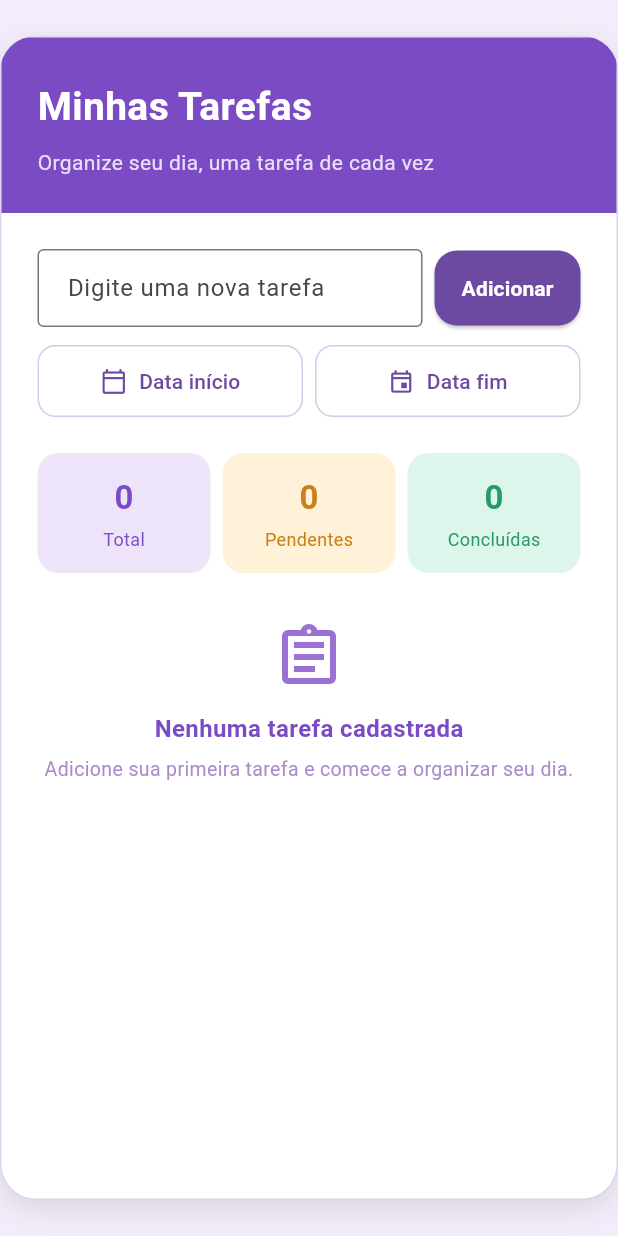
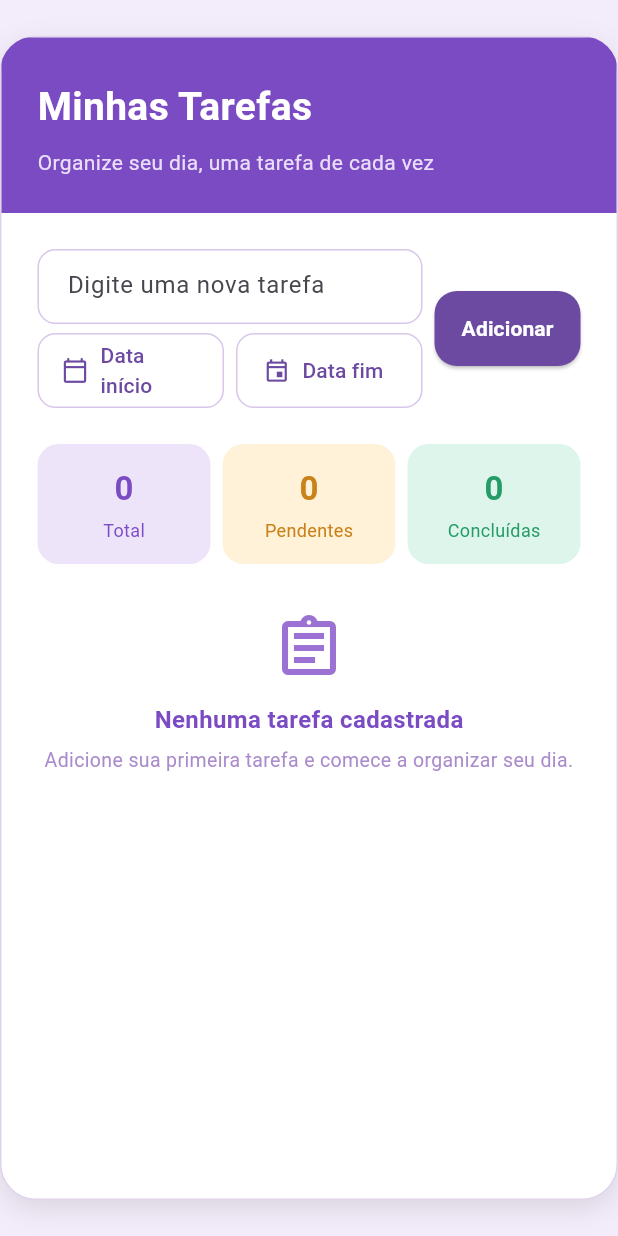
Before and after one commit to anapaula-sds/app_tarefas_web, a Flutter app: the screen it shows after launch, on a phone screen of 412 x 824 dp. Run offline on Flutter 3.47's test engine with Material 3 defaults, Android fonts, the light colour scheme and no system bars.

Commit message:
style: ajusta alinhamento dos campos de tarefa

```diff
--- a/lib/pages/home_page.dart
+++ b/lib/pages/home_page.dart
@@ -310,19 +310,54 @@ class _HomePageState extends State<HomePage> {
 
                     child: Column(
                       children: [
-                        // Campo de nova tarefa + botão adicionar.
+                        // Área de cadastro da nova tarefa.
                         Row(
+                          crossAxisAlignment: CrossAxisAlignment.center,
                           children: [
+                            // Campo de tarefa e datas.
                             Expanded(
+                              child: Column(
+                                children: [
+                                  // Campo para digitar a nova tarefa.
+                                  SizedBox(
+                                    height: 50,
                                     child: TextField(
                                       controller: _taskController,
 
-                                decoration: const InputDecoration(
+                                      decoration: InputDecoration(
                                         hintText: 'Digite uma nova tarefa',
-                                  border: OutlineInputBorder(),
-                                  contentPadding: EdgeInsets.symmetric(
+
+                                        contentPadding:
+                                            const EdgeInsets.symmetric(
                                           horizontal: 16,
                                           vertical: 14,
+                                        ),
+
+                                        // Mantém a mesma cor de borda
+                                        // utilizada nos campos de data.
+                                        border: OutlineInputBorder(
+                                          borderRadius:
+                                              BorderRadius.circular(12),
+                                          borderSide: const BorderSide(
+                                            color: Color(0xFFD8C7EA),
+                                          ),
+                                        ),
+
+                                        enabledBorder: OutlineInputBorder(
+                                          borderRadius:
+                                              BorderRadius.circular(12),
+                                          borderSide: const BorderSide(
+                                            color: Color(0xFFD8C7EA),
+                                          ),
+                                        ),
+
+                                        focusedBorder: OutlineInputBorder(
+                                          borderRadius:
+                                              BorderRadius.circular(12),
+                                          borderSide: const BorderSide(
+                                            color: Color(0xFF7B4BC4),
+                                            width: 1.5,
+                                          ),
                                         ),
                                       ),
 
@@ -332,79 +367,50 @@ class _HomePageState extends State<HomePage> {
                                     ),
                                   ),
 
-                            const SizedBox(width: 8),
-
-                            SizedBox(
-                              height: 50,
-
-                              child: ElevatedButton(
-                                onPressed: _addTask,
-
-                                style: ElevatedButton.styleFrom(
-                                  backgroundColor: const Color(
-                                    0xFF6D4AA2,
-                                  ),
-
-                                  foregroundColor: Colors.white,
-
-                                  padding: const EdgeInsets.symmetric(
-                                    horizontal: 18,
-                                  ),
-
-                                  shape: RoundedRectangleBorder(
-                                    borderRadius: BorderRadius.circular(
-                                      15,
-                                    ),
-                                  ),
-                                ),
-
-                                child: const Text(
-                                  'Adicionar',
-                                  style: TextStyle(
-                                    fontWeight: FontWeight.w600,
-                                  ),
-                                ),
-                              ),
-                            ),
-                          ],
-                        ),
-
-                        const SizedBox(height: 12),
+                                  const SizedBox(height: 6),
 
                                   // Seleção de data inicial e data final.
                                   Row(
                                     children: [
                                       Expanded(
+                                        child: SizedBox(
+                                          height: 50,
                                           child: OutlinedButton.icon(
                                             onPressed: _selectStartDate,
 
                                             icon: const Icon(
-                                  Icons.calendar_today_outlined,
+                                              Icons
+                                                  .calendar_today_outlined,
                                               size: 18,
                                             ),
 
                                             label: Text(
                                               _startDate == null
                                                   ? 'Data início'
-                                      : _formatDate(_startDate!),
+                                                  : _formatDate(
+                                                      _startDate!,
+                                                    ),
                                             ),
 
-                                style: OutlinedButton.styleFrom(
-                                  foregroundColor: const Color(
+                                            style:
+                                                OutlinedButton.styleFrom(
+                                              foregroundColor:
+                                                  const Color(
                                                 0xFF6D4AA2,
                                               ),
 
                                               side: const BorderSide(
-                                    color: Color(0xFFD8C7EA),
+                                                color: Color(
+                                                  0xFFD8C7EA,
+                                                ),
                                               ),
 
-                                  padding: const EdgeInsets.symmetric(
-                                    vertical: 14,
+                                              shape:
+                                                  RoundedRectangleBorder(
+                                                borderRadius:
+                                                    BorderRadius.circular(
+                                                  12,
                                                 ),
-
-                                  shape: RoundedRectangleBorder(
-                                    borderRadius: BorderRadius.circular(
-                                      12,
                                               ),
                                             ),
                                           ),
@@ -414,6 +420,8 @@ class _HomePageState extends State<HomePage> {
                                       const SizedBox(width: 8),
 
                                       Expanded(
+                                        child: SizedBox(
+                                          height: 50,
                                           child: OutlinedButton.icon(
                                             onPressed: _selectEndDate,
 
@@ -425,26 +433,74 @@ class _HomePageState extends State<HomePage> {
                                             label: Text(
                                               _endDate == null
                                                   ? 'Data fim'
-                                      : _formatDate(_endDate!),
+                                                  : _formatDate(
+                                                      _endDate!,
+                                                    ),
                                             ),
 
-                                style: OutlinedButton.styleFrom(
-                                  foregroundColor: const Color(
+                                            style:
+                                                OutlinedButton.styleFrom(
+                                              foregroundColor:
+                                                  const Color(
                                                 0xFF6D4AA2,
                                               ),
 
                                               side: const BorderSide(
-                                    color: Color(0xFFD8C7EA),
+                                                color: Color(
+                                                  0xFFD8C7EA,
+                                                ),
                                               ),
 
-                                  padding: const EdgeInsets.symmetric(
-                                    vertical: 14,
+                                              shape:
+                                                  RoundedRectangleBorder(
+                                                borderRadius:
+                                                    BorderRadius.circular(
+                                                  12,
+                                                ),
+                                              ),
+                                            ),
+                                          ),
+                                        ),
+                                      ),
+                                    ],
+                                  ),
+                                ],
+                              ),
+                            ),
+
+                            const SizedBox(width: 8),
+
+                            // Botão mantém o mesmo tamanho,
+                            // centralizado entre as duas linhas de entrada.
+                            SizedBox(
+                              height: 50,
+                              child: ElevatedButton(
+                                onPressed: _addTask,
+
+                                style: ElevatedButton.styleFrom(
+                                  backgroundColor: const Color(
+                                    0xFF6D4AA2,
+                                  ),
+
+                                  foregroundColor: Colors.white,
+
+                                  padding:
+                                      const EdgeInsets.symmetric(
+                                    horizontal: 18,
                                   ),
 
                                   shape: RoundedRectangleBorder(
-                                    borderRadius: BorderRadius.circular(
-                                      12,
+                                    borderRadius:
+                                        BorderRadius.circular(
+                                      15,
                                     ),
+                                  ),
+                                ),
+
+                                child: const Text(
+                                  'Adicionar',
+                                  style: TextStyle(
+                                    fontWeight: FontWeight.w600,
                                   ),
                                 ),
                               ),
@@ -533,7 +589,8 @@ class _HomePageState extends State<HomePage> {
                                             'Nenhuma tarefa cadastrada',
                                             style: TextStyle(
                                               fontSize: 16,
-                                              fontWeight: FontWeight.w600,
+                                              fontWeight:
+                                                  FontWeight.w600,
                                               color: Color(
                                                 0xFF7B4BC4,
                                               ),
@@ -561,7 +618,8 @@ class _HomePageState extends State<HomePage> {
                               // Quando existem tarefas,
                               // exibe a lista normalmente.
                               : ListView.builder(
-                                  itemCount: taskProvider.tasks.length,
+                                  itemCount:
+                                      taskProvider.tasks.length,
 
                                   itemBuilder: (context, index) {
                                     final Task task =
```
Lines whose indentation alone changed are shown as unchanged.
